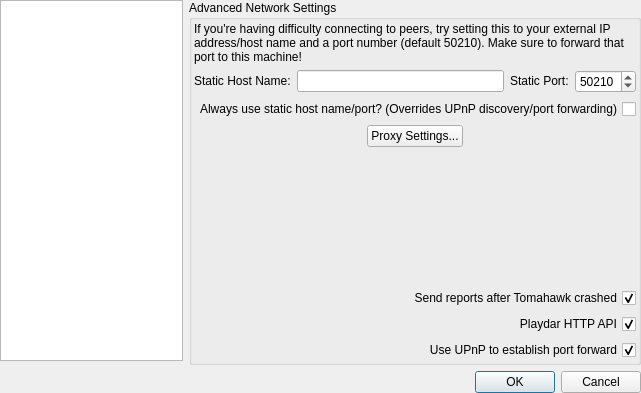
Qt form src/stackedsettingsdialog.ui (tomahawk-player/tomahawk) before a commit.
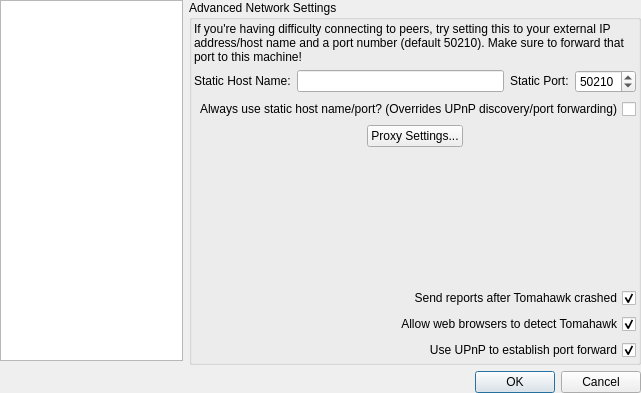
The same form after that commit. The open tabs and pages were chosen to show the change. Icons and pictures are not drawn. Custom widgets are drawn as their Qt base class.

Commit message: Dynamically enable/disable the web API, and change the wording for the option to make it more enticing

What changed in the file:
```diff
--- a/src/stackedsettingsdialog.ui
+++ b/src/stackedsettingsdialog.ui
@@ -644,7 +644,7 @@
                <enum>Qt::RightToLeft</enum>
               </property>
               <property name="text">
-               <string>Playdar HTTP API</string>
+               <string>Allow web browsers to detect Tomahawk</string>
               </property>
               <property name="checked">
                <bool>true</bool>
```
The commit also changes 2 other files.
